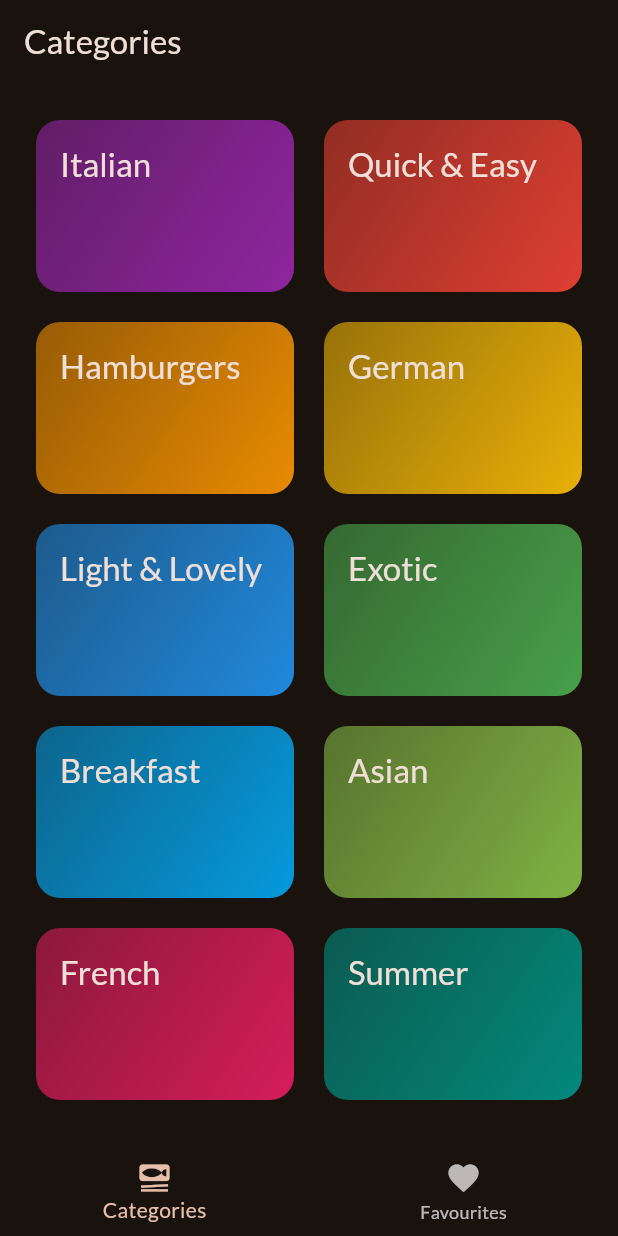
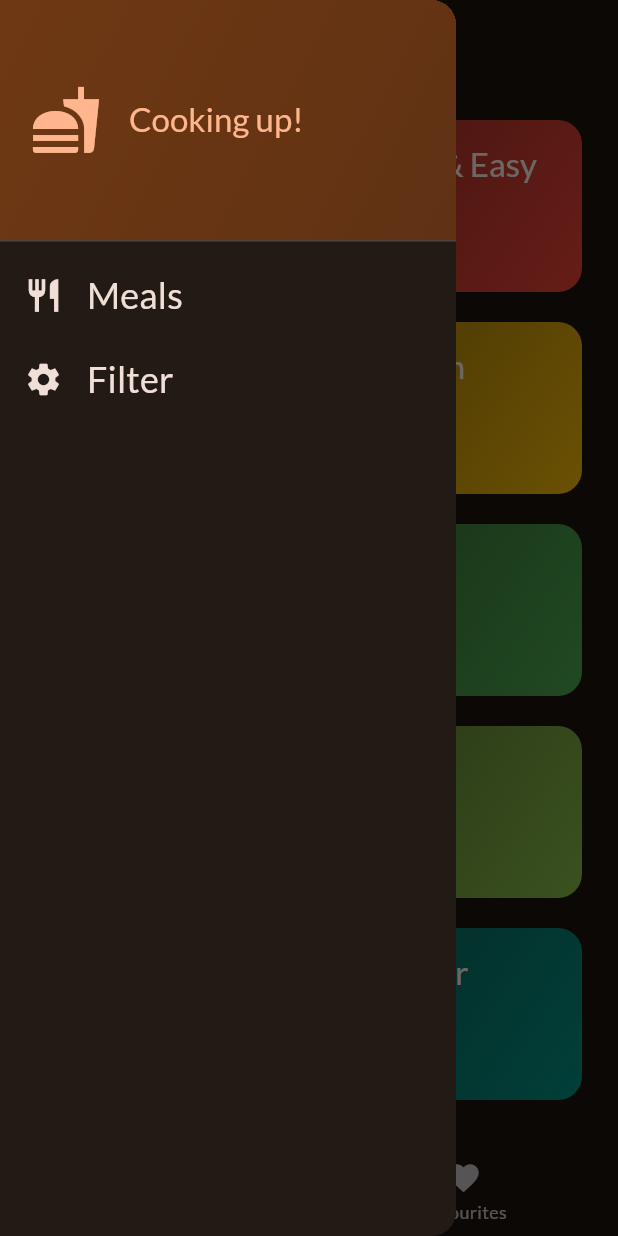
Before and after one commit to Bolutife-6978/Meals-app, a Flutter app: the screen it shows after launch, with the side drawer open (before the commit the screen has no drawer), on a phone screen of 412 x 824 dp. Run offline on Flutter 3.47's test engine with Material 2 defaults, Android fonts, the phone set to English and light mode, and no system bars; our stand-ins replace google_fonts, transparent_image.

Commit message:
Side Bar

```diff
--- a/lib/screens/categories.dart
+++ b/lib/screens/categories.dart
@@ -4,8 +4,12 @@ import 'package:meals_app/screens/meals.dart';
 import 'package:meals_app/widgets/category_grid_item.dart';
 import 'package:meals_app/models/category.dart';
 
+import '../models/meal.dart';
+
 class CategoriesScreen extends StatelessWidget {
-  const CategoriesScreen({super.key});
+  const CategoriesScreen({super.key, required this.onToggleFavourite});
+
+  final void Function(Meal meal) onToggleFavourite;
   void _selectCategory(BuildContext context, Category category) {
     final filteredMeals = dummyMeals
         .where((meal) => meal.categories.contains(category.id))
@@ -15,6 +19,7 @@ class CategoriesScreen extends StatelessWidget {
         builder: (ctx) => MealsScreen(
           title: category.title,
           meals: filteredMeals,
+          onToggleFavourite: onToggleFavourite,
         ),
       ),
     );
--- a/lib/screens/meals.dart
+++ b/lib/screens/meals.dart
@@ -9,13 +9,14 @@ class MealsScreen extends StatelessWidget {
     super.key,
     this.title,
     required this.meals,
+    required this.onToggleFavourite
   });
   final String? title;
   final List<Meal> meals;
-
+  final void Function (Meal meal) onToggleFavourite;
   void selectMeal(BuildContext context, Meal meal) {
     Navigator.of(context).push(
-      MaterialPageRoute(builder: (ctx) => MealDetailsScreen(meal: meal)),
+      MaterialPageRoute(builder: (ctx) => MealDetailsScreen(meal: meal, onToggleFavourites: onToggleFavourite,)),
     );
   }
 
--- a/lib/screens/tabs.dart
+++ b/lib/screens/tabs.dart
@@ -1,6 +1,7 @@
 import 'package:flutter/material.dart';
 import 'package:meals_app/screens/categories.dart';
 import 'package:meals_app/screens/meals.dart';
+import 'package:meals_app/widgets/main_drawer.dart';
 import '../models/meal.dart';
 
 class TabsScreen extends StatefulWidget {
@@ -18,11 +19,25 @@ class _TabsScreen extends State<TabsScreen> {
 
   void _toggleMealFavoriteStatus(Meal meal) {
     final isExisting = _favouriteMeals.contains(meal);
+    void showInfoMessage(String message) {
+      ScaffoldMessenger.of(context).clearSnackBars();
+      ScaffoldMessenger.of(context).showSnackBar(
+        SnackBar(
+          content: Text(message),
+        ),
+      );
+    }
 
     if (isExisting) {
-      _favouriteMeals.remove(meal);
+      setState(() {
+        _favouriteMeals.remove(meal);
+      });
+      showInfoMessage('Meal is no longer a favourite!');
     } else {
-      _favouriteMeals.add(meal);
+      setState(() {
+        _favouriteMeals.add(meal);
+      });
+      showInfoMessage('Marked as a favourite!');
     }
   }
 
@@ -32,17 +47,29 @@ class _TabsScreen extends State<TabsScreen> {
     });
   }
 
+  void _setScreen(String identifier) {
+    if (identifier == 'filters') {
+    } else {
+      Navigator.of(context).pop();
+    }
+  }
+
   @override
   Widget build(BuildContext context) {
-    Widget activePage = const CategoriesScreen();
+    Widget activePage =
+        CategoriesScreen(onToggleFavourite: _toggleMealFavoriteStatus);
     var activePageTitle = 'Categories';
     if (_selectedPageIndex == 1) {
-      activePage = MealsScreen(meals: []);
+      activePage = MealsScreen(
+        meals: _favouriteMeals,
+        onToggleFavourite: _toggleMealFavoriteStatus,
+      );
       activePageTitle = 'Your Favourites';
     }
     return Scaffold(
-      appBar: AppBar(
-        title: Text(activePageTitle),
+      appBar: AppBar(title: Text(activePageTitle)),
+      drawer: MainDrawer(
+        onSelectScreen: _setScreen,
       ),
       body: activePage,
       bottomNavigationBar: BottomNavigationBar(
--- /dev/null
+++ b/lib/widgets/main_drawer.dart
@@ -0,0 +1,78 @@
+import 'package:flutter/material.dart';
+
+class MainDrawer extends StatelessWidget {
+  const MainDrawer({super.key, required this.onSelectScreen});
+  final void Function(String identifier) onSelectScreen;
+
+  @override
+  Widget build(BuildContext context) {
+    return Drawer(
+      child: Column(
+        children: [
+          DrawerHeader(
+            padding: const EdgeInsets.all(20),
+            decoration: BoxDecoration(
+                gradient: LinearGradient(
+              colors: [
+                Theme.of(context).colorScheme.primaryContainer,
+                Theme.of(context).colorScheme.primaryContainer.withOpacity(0.8)
+              ],
+              begin: Alignment.topLeft,
+              end: Alignment.bottomRight,
+            )),
+            child: Row(
+              children: [
+                Icon(
+                  Icons.fastfood,
+                  size: 48,
+                  color: Theme.of(context).colorScheme.primary,
+                ),
+                const SizedBox(
+                  width: 18,
+                ),
+                Text(
+                  'Cooking up!',
+                  style: Theme.of(context).textTheme.titleLarge!.copyWith(
+                        color: Theme.of(context).colorScheme.primary,
+                      ),
+                )
+              ],
+            ),
+          ),
+          ListTile(
+            leading: Icon(
+              Icons.restaurant,
+              size: 26,
+              color: Theme.of(context).colorScheme.onBackground,
+            ),
+            title: Text(
+              'Meals',
+              style: Theme.of(context).textTheme.titleSmall!.copyWith(
+                  color: Theme.of(context).colorScheme.onBackground,
+                  fontSize: 24),
+            ),
+            onTap: () {
+              onSelectScreen('meals');
+            },
+          ),
+          ListTile(
+            leading: Icon(
+              Icons.settings,
+              size: 26,
+              color: Theme.of(context).colorScheme.onBackground,
+            ),
+            title: Text(
+              'Filter',
+              style: Theme.of(context).textTheme.titleSmall!.copyWith(
+                  color: Theme.of(context).colorScheme.onBackground,
+                  fontSize: 24),
+            ),
+            onTap: () {
+              onSelectScreen('filters');
+            },
+          ),
+        ],
+      ),
+    );
+  }
+}
```
Also changed, not shown: lib/screens/meal_details.dart (+8 -2 lines), lib/widgets/filters.dart (added, +18 -0 lines).
